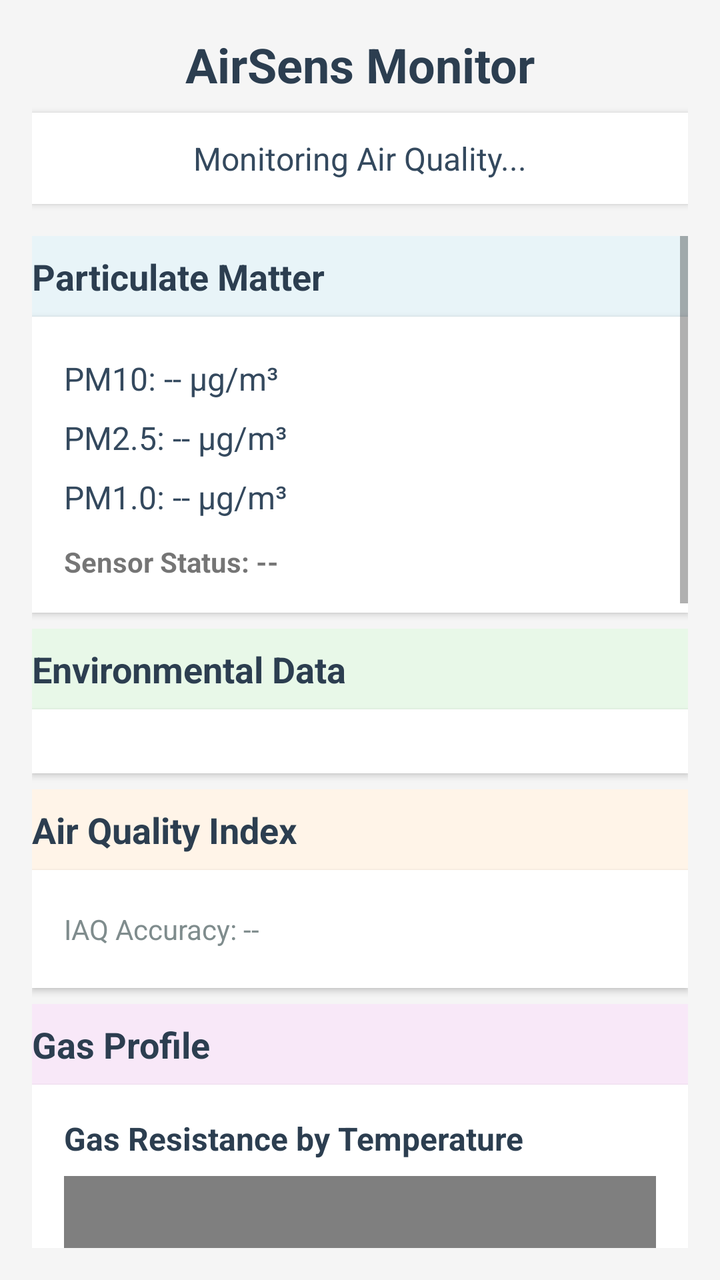
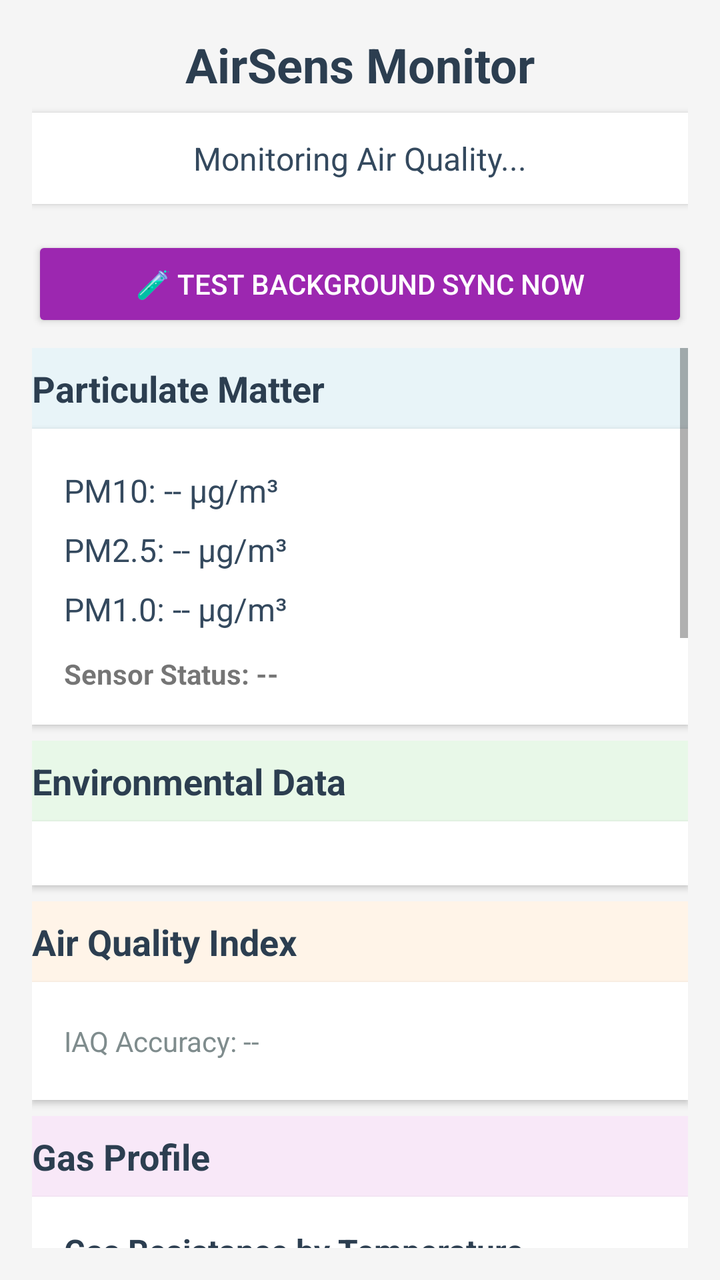

The first picture is an Android layout as it rendered before a commit; the second is the same layout after the commit. The layout source and the unified diff follow.
<!-- AndroidManifest.xml: application theme Theme.AppCompat.Light.DarkActionBar -->
<!-- res/layout/activity_main.xml -->
<?xml version="1.0" encoding="utf-8"?>
<LinearLayout xmlns:android="http://schemas.android.com/apk/res/android"
    android:layout_width="match_parent"
    android:layout_height="match_parent"
    android:orientation="vertical"
    android:padding="16dp"
    android:background="#F5F5F5">

    
    <TextView
        android:layout_width="match_parent"
        android:layout_height="wrap_content"
        android:text="@string/app_name"
        android:textSize="24sp"
        android:textStyle="bold"
        android:textColor="#2C3E50"
        android:gravity="center"
        android:paddingBottom="8dp" />

    
    <TextView
        android:id="@+id/statusText"
        android:layout_width="match_parent"
        android:layout_height="wrap_content"
        android:text="Monitoring Air Quality..."
        android:textSize="16sp"
        android:textColor="#34495E"
        android:gravity="center"
        android:padding="12dp"
        android:background="@android:color/white"
        android:layout_marginBottom="16dp"
        android:elevation="2dp" />

    
    <ScrollView
        android:id="@+id/dataContainer"
        android:layout_width="match_parent"
        android:layout_height="0dp"
        android:layout_weight="1"
        android:visibility="visible">

        <LinearLayout
            android:layout_width="match_parent"
            android:layout_height="wrap_content"
            android:orientation="vertical">

            
            <TextView
                android:layout_width="match_parent"
                android:layout_height="wrap_content"
                android:text="@string/particulate_matter"
                android:textSize="18sp"
                android:textStyle="bold"
                android:textColor="#2C3E50"
                android:paddingTop="8dp"
                android:paddingBottom="8dp"
                android:background="#E8F4F8" />

            <LinearLayout
                android:layout_width="match_parent"
                android:layout_height="wrap_content"
                android:orientation="vertical"
                android:background="@android:color/white"
                android:padding="16dp"
                android:elevation="2dp"
                android:layout_marginBottom="8dp">

                <TextView
                    android:id="@+id/pm10Text"
                    android:layout_width="match_parent"
                    android:layout_height="wrap_content"
                    android:text="PM10: -- µg/m³"
                    android:textSize="16sp"
                    android:textColor="#34495E"
                    android:paddingVertical="4dp" />

                <TextView
                    android:id="@+id/pm25Text"
                    android:layout_width="match_parent"
                    android:layout_height="wrap_content"
                    android:text="PM2.5: -- µg/m³"
                    android:textSize="16sp"
                    android:textColor="#34495E"
                    android:paddingVertical="4dp" />

                <TextView
                    android:id="@+id/pm1Text"
                    android:layout_width="match_parent"
                    android:layout_height="wrap_content"
                    android:text="PM1.0: -- µg/m³"
                    android:textSize="16sp"
                    android:textColor="#34495E"
                    android:paddingVertical="4dp" />

                <TextView
                    android:id="@+id/obstructedText"
                    android:layout_width="match_parent"
                    android:layout_height="wrap_content"
                    android:text="Sensor Status: --"
                    android:textSize="14sp"
                    android:textStyle="bold"
                    android:paddingTop="8dp" />
            </LinearLayout>

            
            <TextView
                android:layout_width="match_parent"
                android:layout_height="wrap_content"
                android:text="@string/environmental_data"
                android:textSize="18sp"
                android:textStyle="bold"
                android:textColor="#2C3E50"
                android:paddingTop="8dp"
                android:paddingBottom="8dp"
                android:background="#E8F8E8" />

            <LinearLayout
                android:layout_width="match_parent"
                android:layout_height="wrap_content"
                android:orientation="vertical"
                android:background="@android:color/white"
                android:padding="16dp"
                android:elevation="2dp"
                android:layout_marginBottom="8dp">

                <TextView
                    android:id="@+id/temperatureText"
                    android:layout_width="match_parent"
                    android:layout_height="wrap_content"
                    android:text="Temperature: -- °C"
                    android:textSize="16sp"
                    android:textColor="#34495E"
                    android:paddingVertical="4dp"
                    android:visibility="gone" />

                <TextView
                    android:id="@+id/humidityText"
                    android:layout_width="match_parent"
                    android:layout_height="wrap_content"
                    android:text="Humidity: -- %"
                    android:textSize="16sp"
                    android:textColor="#34495E"
                    android:paddingVertical="4dp"
                    android:visibility="gone" />

                <TextView
                    android:id="@+id/pressureText"
                    android:layout_width="match_parent"
                    android:layout_height="wrap_content"
                    android:text="Pressure: -- hPa"
                    android:textSize="16sp"
                    android:textColor="#34495E"
                    android:paddingVertical="4dp"
                    android:visibility="gone" />
            </LinearLayout>

            
            <TextView
                android:layout_width="match_parent"
                android:layout_height="wrap_content"
                android:text="@string/air_quality_index"
                android:textSize="18sp"
                android:textStyle="bold"
                android:textColor="#2C3E50"
                android:paddingTop="8dp"
                android:paddingBottom="8dp"
                android:background="#FFF4E8" />

            <LinearLayout
                android:layout_width="match_parent"
                android:layout_height="wrap_content"
                android:orientation="vertical"
                android:background="@android:color/white"
                android:padding="16dp"
                android:elevation="2dp"
                android:layout_marginBottom="8dp">

                <TextView
                    android:id="@+id/iaqText"
                    android:layout_width="match_parent"
                    android:layout_height="wrap_content"
                    android:text="IAQ: --"
                    android:textSize="16sp"
                    android:textColor="#34495E"
                    android:paddingVertical="4dp"
                    android:visibility="gone" />

                <TextView
                    android:id="@+id/iaqAccuracyText"
                    android:layout_width="match_parent"
                    android:layout_height="wrap_content"
                    android:text="IAQ Accuracy: --"
                    android:textSize="14sp"
                    android:textColor="#7F8C8D"
                    android:paddingVertical="4dp" />

                <TextView
                    android:id="@+id/gasResistanceText"
                    android:layout_width="match_parent"
                    android:layout_height="wrap_content"
                    android:text="Gas Resistance: -- Ω"
                    android:textSize="16sp"
                    android:textColor="#34495E"
                    android:paddingVertical="4dp"
                    android:visibility="gone" />
            </LinearLayout>

            
            <TextView
                android:layout_width="match_parent"
                android:layout_height="wrap_content"
                android:text="@string/gas_profile"
                android:textSize="18sp"
                android:textStyle="bold"
                android:textColor="#2C3E50"
                android:paddingTop="8dp"
                android:paddingBottom="8dp"
                android:background="#F8E8F8" />

            
            <LinearLayout
                android:layout_width="match_parent"
                android:layout_height="wrap_content"
                android:orientation="vertical"
                android:background="@android:color/white"
                android:padding="16dp"
                android:elevation="2dp"
                android:layout_marginBottom="8dp">

                <TextView
                    android:layout_width="match_parent"
                    android:layout_height="wrap_content"
                    android:text="Gas Resistance by Temperature"
                    android:textSize="16sp"
                    android:textStyle="bold"
                    android:textColor="#2C3E50"
                    android:paddingBottom="8dp" />

                <com.github.mikephil.charting.charts.BarChart
                    android:id="@+id/gasResistanceChart"
                    android:layout_width="match_parent"
                    android:layout_height="200dp" />

            </LinearLayout>

            
            <TextView
                android:layout_width="match_parent"
                android:layout_height="wrap_content"
                android:text="Particle Matter History"
                android:textSize="18sp"
                android:textStyle="bold"
                android:textColor="#2C3E50"
                android:paddingTop="8dp"
                android:paddingBottom="8dp"
                android:background="#E8F4F8" />

            <LinearLayout
                android:layout_width="match_parent"
                android:layout_height="wrap_content"
                android:orientation="vertical"
                android:background="@android:color/white"
                android:padding="16dp"
                android:elevation="2dp"
                android:layout_marginBottom="8dp">

                <com.github.mikephil.charting.charts.LineChart
                    android:id="@+id/particleMatterChart"
                    android:layout_width="match_parent"
                    android:layout_height="250dp" />

            </LinearLayout>

            
            <TextView
                android:layout_width="match_parent"
                android:layout_height="wrap_content"
                android:text="Temperature &amp; Humidity History"
                android:textSize="18sp"
                android:textStyle="bold"
                android:textColor="#2C3E50"
                android:paddingTop="8dp"
                android:paddingBottom="8dp"
                android:background="#E8F8E8" />

            <LinearLayout
                android:layout_width="match_parent"
                android:layout_height="wrap_content"
                android:orientation="vertical"
                android:background="@android:color/white"
                android:padding="16dp"
                android:elevation="2dp"
                android:layout_marginBottom="8dp">

                <com.github.mikephil.charting.charts.LineChart
                    android:id="@+id/tempHumidityChart"
                    android:layout_width="match_parent"
                    android:layout_height="250dp" />

            </LinearLayout>

            
            <TextView
                android:id="@+id/timestampText"
                android:layout_width="match_parent"
                android:layout_height="wrap_content"
                android:text="Last Update: --"
                android:textSize="12sp"
                android:textColor="#95A5A6"
                android:gravity="center"
                android:paddingTop="8dp"
                android:paddingBottom="16dp" />

        </LinearLayout>
    </ScrollView>

</LinearLayout>
<!-- resources referenced by this layout -->
<resources>
  <string name="air_quality_index">Air Quality Index</string>
  <string name="app_name">AirSens Monitor</string>
  <string name="environmental_data">Environmental Data</string>
  <string name="gas_profile">Gas Profile</string>
  <string name="particulate_matter">Particulate Matter</string>
</resources>

<!-- the commit's change to res/layout/activity_main.xml (unified diff, before → after) -->
@@ -32,6 +32,16 @@
         android:elevation="2dp" />
 
     
+    <Button
+        android:id="@+id/testSyncButton"
+        android:layout_width="match_parent"
+        android:layout_height="wrap_content"
+        android:text="🧪 Test Background Sync NOW"
+        android:textColor="@android:color/white"
+        android:backgroundTint="#9C27B0"
+        android:layout_marginBottom="8dp" />
+
+    
     <ScrollView
         android:id="@+id/dataContainer"
         android:layout_width="match_parent"
